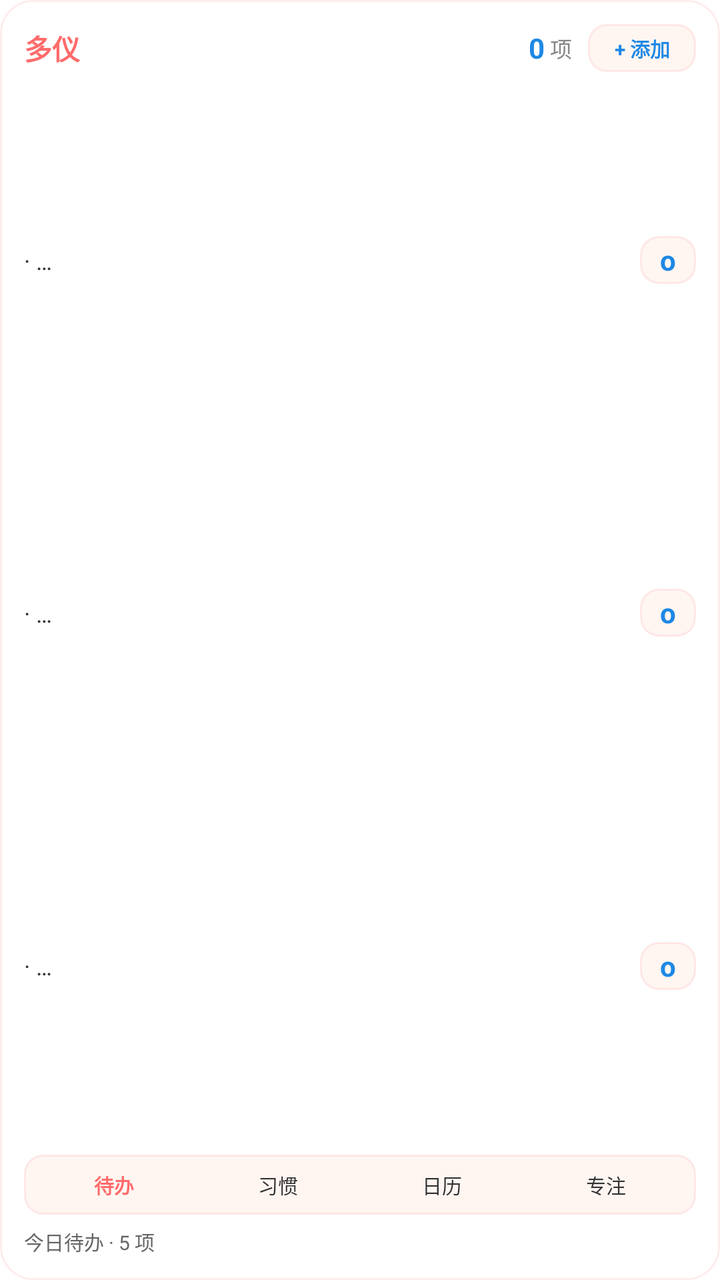
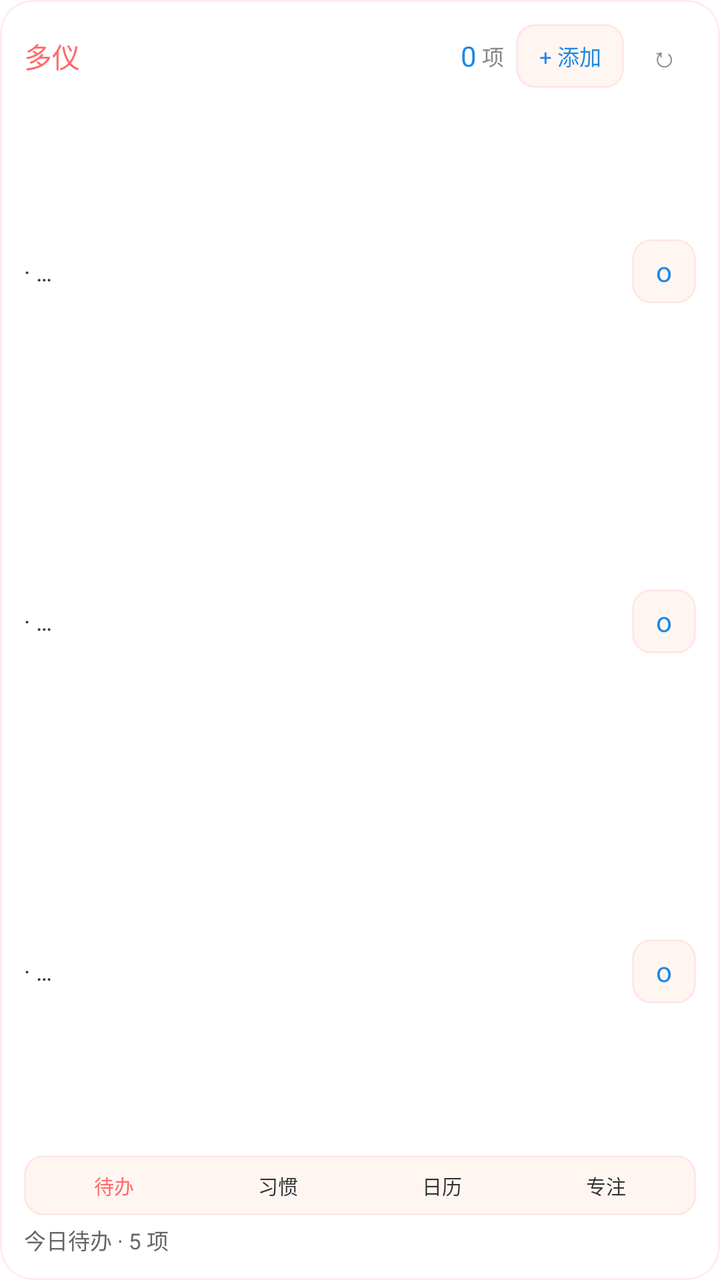

Before-and-after screenshots of an Android layout around one commit, followed by the original layout XML and the change that was made.
<!-- AndroidManifest.xml: fallback theme Theme.MaterialComponents.DayNight.NoActionBar -->
<!-- res/layout/duoyi_todo_widget.xml -->
<?xml version="1.0" encoding="utf-8"?>
<FrameLayout xmlns:android="http://schemas.android.com/apk/res/android"
    android:id="@+id/widget_todo_root"
    android:layout_width="match_parent"
    android:layout_height="match_parent"
    android:background="@drawable/widget_bg_round_16"
    android:clipToOutline="true"
    android:outlineProvider="background">

    <ImageView
        android:id="@+id/widget_theme_background"
        android:layout_width="match_parent"
        android:layout_height="match_parent"
        android:contentDescription="@null"
        android:scaleType="centerCrop"
        android:visibility="gone" />

    <TextView
        android:id="@+id/widget_theme_overlay"
        android:layout_width="match_parent"
        android:layout_height="match_parent"
        android:maxLines="1"
        android:ellipsize="end"
        android:visibility="gone" />

    <LinearLayout
        android:layout_width="match_parent"
        android:layout_height="match_parent"
        android:orientation="vertical"
        android:padding="12dp">

    <LinearLayout
        android:layout_width="match_parent"
        android:layout_height="wrap_content"
        android:orientation="horizontal"
        android:gravity="center_vertical">

        <TextView
            android:id="@+id/widget_todo_title"
            android:layout_width="0dp"
            android:layout_height="wrap_content"
            android:layout_weight="1"
            android:ellipsize="end"
            android:maxLines="1"
            android:text="多仪"
            android:textColor="#FF6B6B"
            android:textSize="14sp"
            android:textStyle="bold" />

        <TextView
            android:id="@+id/widget_todo_count"
            android:layout_width="wrap_content"
            android:layout_height="wrap_content"
            android:ellipsize="end"
            android:maxWidth="44dp"
            android:maxLines="1"
            android:text="0"
            android:textColor="#1E88E5"
            android:textSize="14sp"
            android:textStyle="bold" />

        <TextView
            android:layout_width="wrap_content"
            android:layout_height="wrap_content"
            android:ellipsize="end"
            android:maxLines="1"
            android:text=" 项"
            android:textColor="#888888"
            android:textSize="11sp" />

        <TextView
            android:id="@+id/widget_todo_quick_add"
            android:layout_width="54dp"
            android:layout_height="24dp"
            android:layout_marginLeft="8dp"
            android:background="@drawable/widget_nav_bg"
            android:gravity="center"
            android:ellipsize="end"
            android:maxLines="1"
            android:text="+ 添加"
            android:textColor="#1E88E5"
            android:textSize="10sp"
            android:textStyle="bold" />
    </LinearLayout>

    <LinearLayout
        android:id="@+id/widget_todo_row_1"
        android:layout_width="match_parent"
        android:layout_height="0dp"
        android:layout_weight="1"
        android:layout_marginTop="8dp"
        android:gravity="center_vertical"
        android:orientation="horizontal">

        <TextView
            android:id="@+id/widget_todo_item_1"
            android:layout_width="0dp"
            android:layout_height="wrap_content"
            android:layout_weight="1"
            android:ellipsize="end"
            android:maxLines="1"
            android:text="· …"
            android:textColor="#333333"
            android:textSize="12sp" />

        <TextView
            android:id="@+id/widget_todo_done_1"
            android:layout_width="28dp"
            android:layout_height="24dp"
            android:background="@drawable/widget_nav_bg"
            android:gravity="center"
            android:ellipsize="end"
            android:maxLines="1"
            android:text="o"
            android:textColor="#1E88E5"
            android:textSize="14sp"
            android:textStyle="bold" />
    </LinearLayout>

    <LinearLayout
        android:id="@+id/widget_todo_row_2"
        android:layout_width="match_parent"
        android:layout_height="0dp"
        android:layout_weight="1"
        android:layout_marginTop="4dp"
        android:gravity="center_vertical"
        android:orientation="horizontal">

        <TextView
            android:id="@+id/widget_todo_item_2"
            android:layout_width="0dp"
            android:layout_height="wrap_content"
            android:layout_weight="1"
            android:ellipsize="end"
            android:maxLines="1"
            android:text="· …"
            android:textColor="#333333"
            android:textSize="12sp" />

        <TextView
            android:id="@+id/widget_todo_done_2"
            android:layout_width="28dp"
            android:layout_height="24dp"
            android:background="@drawable/widget_nav_bg"
            android:gravity="center"
            android:ellipsize="end"
            android:maxLines="1"
            android:text="o"
            android:textColor="#1E88E5"
            android:textSize="14sp"
            android:textStyle="bold" />
    </LinearLayout>

    <LinearLayout
        android:id="@+id/widget_todo_row_3"
        android:layout_width="match_parent"
        android:layout_height="0dp"
        android:layout_weight="1"
        android:layout_marginTop="4dp"
        android:gravity="center_vertical"
        android:orientation="horizontal">

        <TextView
            android:id="@+id/widget_todo_item_3"
            android:layout_width="0dp"
            android:layout_height="wrap_content"
            android:layout_weight="1"
            android:ellipsize="end"
            android:maxLines="1"
            android:text="· …"
            android:textColor="#333333"
            android:textSize="12sp" />

        <TextView
            android:id="@+id/widget_todo_done_3"
            android:layout_width="28dp"
            android:layout_height="24dp"
            android:background="@drawable/widget_nav_bg"
            android:gravity="center"
            android:ellipsize="end"
            android:maxLines="1"
            android:text="o"
            android:textColor="#1E88E5"
            android:textSize="14sp"
            android:textStyle="bold" />
    </LinearLayout>

    <LinearLayout
        android:id="@+id/widget_todo_bottom_nav"
        android:layout_width="match_parent"
        android:layout_height="30dp"
        android:layout_marginTop="8dp"
        android:background="@drawable/widget_nav_bg"
        android:gravity="center"
        android:orientation="horizontal"
        android:paddingLeft="4dp"
        android:paddingRight="4dp"
        android:weightSum="4">

        <TextView
            android:id="@+id/widget_todo_nav_todo"
            android:layout_width="0dp"
            android:layout_height="match_parent"
            android:layout_weight="1"
            android:gravity="center"
            android:ellipsize="end"
            android:maxLines="1"
            android:text="待办"
            android:textColor="#FF6B6B"
            android:textSize="10sp"
            android:textStyle="bold" />

        <TextView
            android:id="@+id/widget_todo_nav_habit"
            android:layout_width="0dp"
            android:layout_height="match_parent"
            android:layout_weight="1"
            android:gravity="center"
            android:ellipsize="end"
            android:maxLines="1"
            android:text="习惯"
            android:textColor="#333333"
            android:textSize="10sp" />

        <TextView
            android:id="@+id/widget_todo_nav_calendar"
            android:layout_width="0dp"
            android:layout_height="match_parent"
            android:layout_weight="1"
            android:gravity="center"
            android:ellipsize="end"
            android:maxLines="1"
            android:text="日历"
            android:textColor="#333333"
            android:textSize="10sp" />

        <TextView
            android:id="@+id/widget_todo_nav_focus"
            android:layout_width="0dp"
            android:layout_height="match_parent"
            android:layout_weight="1"
            android:gravity="center"
            android:ellipsize="end"
            android:maxLines="1"
            android:text="专注"
            android:textColor="#333333"
            android:textSize="10sp" />
    </LinearLayout>

    <TextView
        android:id="@+id/widget_todo_today_summary"
        android:layout_width="match_parent"
        android:layout_height="wrap_content"
        android:layout_marginTop="6dp"
        android:ellipsize="end"
        android:maxLines="1"
        android:text="今日待办 · 5 项"
        android:textColor="#666666"
        android:textSize="10sp" />

    </LinearLayout>
</FrameLayout>
<!-- resources referenced by this layout -->
<resources>
  <!-- drawable widget_bg_round_16 (drawable) -->
  <?xml version="1.0" encoding="utf-8"?>
  <shape xmlns:android="http://schemas.android.com/apk/res/android"
      android:shape="rectangle">
      <corners android:radius="16dp" />
      <solid android:color="#FFFFFFFF" />
      <stroke android:width="1dp" android:color="#22FF6B6B" />
  </shape>
  <!-- drawable widget_nav_bg (drawable) -->
  <?xml version="1.0" encoding="utf-8"?>
  <shape xmlns:android="http://schemas.android.com/apk/res/android"
      android:shape="rectangle">
      <corners android:radius="9dp" />
      <solid android:color="#FFFFF6F2" />
      <stroke android:width="1dp" android:color="#22FF6B6B" />
  </shape>
</resources>

<!-- the commit's change to res/layout/duoyi_todo_widget.xml (unified diff, before → after) -->
@@ -44,8 +44,7 @@
             android:maxLines="1"
             android:text="多仪"
             android:textColor="#FF6B6B"
-            android:textSize="14sp"
-            android:textStyle="bold" />
+            android:textSize="14sp" />
 
         <TextView
             android:id="@+id/widget_todo_count"
@@ -56,8 +55,7 @@
             android:maxLines="1"
             android:text="0"
             android:textColor="#1E88E5"
-            android:textSize="14sp"
-            android:textStyle="bold" />
+            android:textSize="14sp" />
 
         <TextView
             android:layout_width="wrap_content"
@@ -71,16 +69,29 @@
         <TextView
             android:id="@+id/widget_todo_quick_add"
             android:layout_width="54dp"
-            android:layout_height="24dp"
-            android:layout_marginLeft="8dp"
+            android:layout_height="32dp"
+            android:minHeight="32dp"
+            android:layout_marginLeft="6dp"
             android:background="@drawable/widget_nav_bg"
             android:gravity="center"
             android:ellipsize="end"
             android:maxLines="1"
             android:text="+ 添加"
             android:textColor="#1E88E5"
-            android:textSize="10sp"
-            android:textStyle="bold" />
+            android:textSize="11sp" />
+
+        <TextView
+            android:id="@+id/widget_refresh"
+            android:layout_width="32dp"
+            android:layout_height="32dp"
+            android:layout_marginLeft="4dp"
+            android:gravity="center"
+            android:ellipsize="end"
+            android:maxLines="1"
+            android:text="↻"
+            android:contentDescription="刷新小组件"
+            android:textColor="#888888"
+            android:textSize="14sp" />
     </LinearLayout>
 
     <LinearLayout
@@ -88,7 +99,7 @@
         android:layout_width="match_parent"
         android:layout_height="0dp"
         android:layout_weight="1"
-        android:layout_marginTop="8dp"
+        android:layout_marginTop="6dp"
         android:gravity="center_vertical"
         android:orientation="horizontal">
 
@@ -105,16 +116,17 @@
 
         <TextView
             android:id="@+id/widget_todo_done_1"
-            android:layout_width="28dp"
-            android:layout_height="24dp"
+            android:layout_width="32dp"
+            android:layout_height="32dp"
+            android:minWidth="32dp"
+            android:minHeight="32dp"
             android:background="@drawable/widget_nav_bg"
             android:gravity="center"
             android:ellipsize="end"
             android:maxLines="1"
             android:text="o"
             android:textColor="#1E88E5"
-            android:textSize="14sp"
-            android:textStyle="bold" />
+            android:textSize="14sp" />
     </LinearLayout>
 
     <LinearLayout
@@ -122,7 +134,7 @@
         android:layout_width="match_parent"
         android:layout_height="0dp"
         android:layout_weight="1"
-        android:layout_marginTop="4dp"
+        android:layout_marginTop="3dp"
         android:gravity="center_vertical"
         android:orientation="horizontal">
 
@@ -139,16 +151,17 @@
 
         <TextView
             android:id="@+id/widget_todo_done_2"
-            android:layout_width="28dp"
-            android:layout_height="24dp"
+            android:layout_width="32dp"
+            android:layout_height="32dp"
+            android:minWidth="32dp"
+            android:minHeight="32dp"
             android:background="@drawable/widget_nav_bg"
             android:gravity="center"
             android:ellipsize="end"
             android:maxLines="1"
             android:text="o"
             android:textColor="#1E88E5"
-            android:textSize="14sp"
-            android:textStyle="bold" />
+            android:textSize="14sp" />
     </LinearLayout>
 
     <LinearLayout
@@ -156,7 +169,7 @@
         android:layout_width="match_parent"
         android:layout_height="0dp"
         android:layout_weight="1"
-        android:layout_marginTop="4dp"
+        android:layout_marginTop="3dp"
         android:gravity="center_vertical"
         android:orientation="horizontal">
 
@@ -173,23 +186,24 @@
 
         <TextView
             android:id="@+id/widget_todo_done_3"
-            android:layout_width="28dp"
-            android:layout_height="24dp"
+            android:layout_width="32dp"
+            android:layout_height="32dp"
+            android:minWidth="32dp"
+            android:minHeight="32dp"
             android:background="@drawable/widget_nav_bg"
             android:gravity="center"
             android:ellipsize="end"
             android:maxLines="1"
             android:text="o"
             android:textColor="#1E88E5"
-            android:textSize="14sp"
-            android:textStyle="bold" />
+            android:textSize="14sp" />
     </LinearLayout>
 
     <LinearLayout
         android:id="@+id/widget_todo_bottom_nav"
         android:layout_width="match_parent"
         android:layout_height="30dp"
-        android:layout_marginTop="8dp"
+        android:layout_marginTop="6dp"
         android:background="@drawable/widget_nav_bg"
         android:gravity="center"
         android:orientation="horizontal"
@@ -207,8 +221,7 @@
             android:maxLines="1"
             android:text="待办"
             android:textColor="#FF6B6B"
-            android:textSize="10sp"
-            android:textStyle="bold" />
+            android:textSize="10sp" />
 
         <TextView
             android:id="@+id/widget_todo_nav_habit"
@@ -251,12 +264,12 @@
         android:id="@+id/widget_todo_today_summary"
         android:layout_width="match_parent"
         android:layout_height="wrap_content"
-        android:layout_marginTop="6dp"
+        android:layout_marginTop="4dp"
         android:ellipsize="end"
         android:maxLines="1"
         android:text="今日待办 · 5 项"
         android:textColor="#666666"
-        android:textSize="10sp" />
+        android:textSize="11sp" />
 
     </LinearLayout>
 </FrameLayout>
